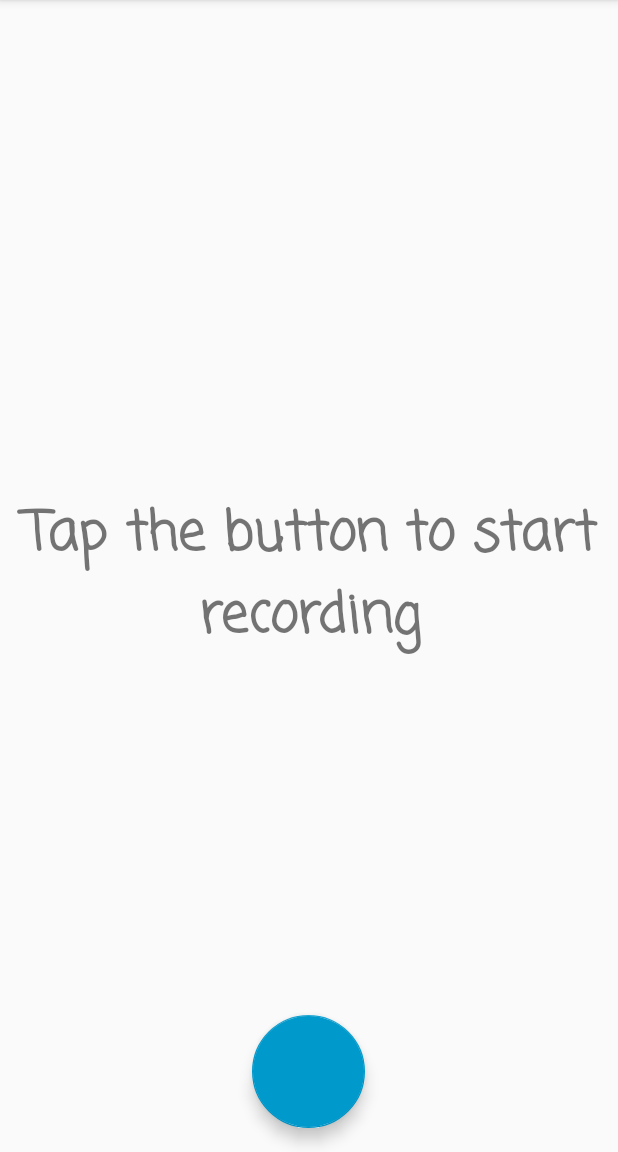
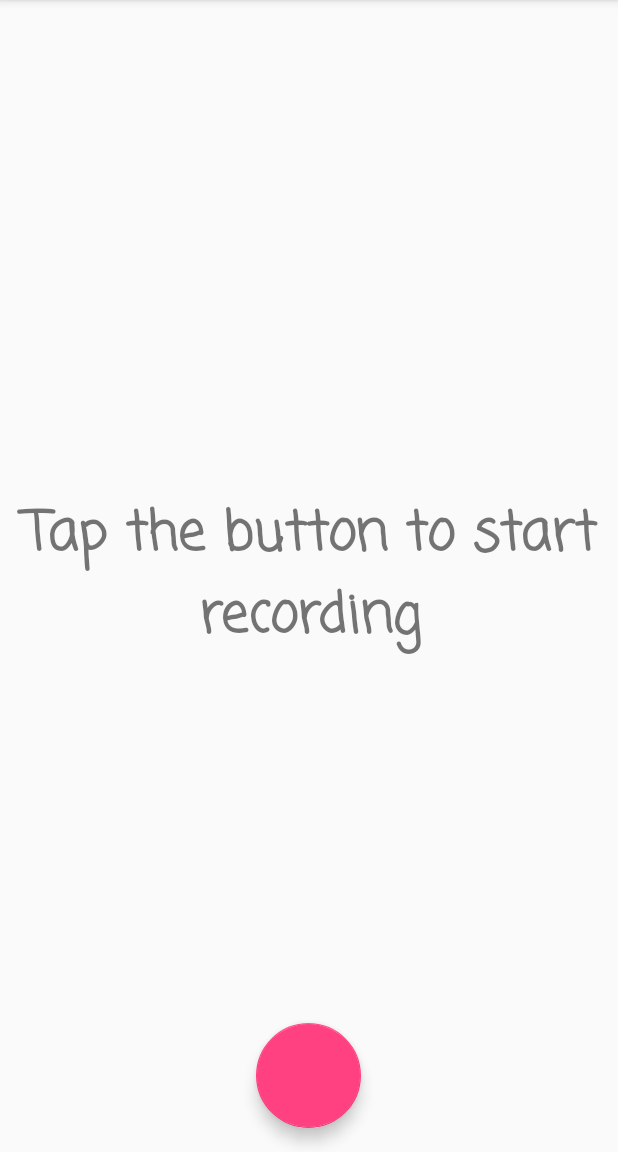
Before and after one commit to andrueastman/VoiceClassifier, an Android app: the screen it shows after launch (MainActivity), on a phone screen of 412 x 824 dp, the part 84-1236 px from its top. Run offline under Robolectric (Android 15) with nearby library versions, the phone set to English and light mode, and no system bars.

Commit message:
Minor changes on the UI

```diff
--- a/app/src/main/res/layout/activity_main.xml
+++ b/app/src/main/res/layout/activity_main.xml
@@ -26,7 +26,7 @@
         android:layout_height="wrap_content"
         android:layout_gravity="bottom|center_horizontal"
         android:layout_margin="@dimen/fab_margin"
-        app:backgroundTint="@android:color/holo_blue_dark"
+        app:backgroundTint="@color/colorAccent"
         app:fabSize="normal" />
 
     <include layout="@layout/content_main" />
--- a/app/src/main/res/values/colors.xml
+++ b/app/src/main/res/values/colors.xml
@@ -2,5 +2,5 @@
 <resources>
     <color name="colorPrimary">#ff212121</color>
     <color name="colorPrimaryDark">#303F9F</color>
-    <color name="colorAccent">#FF4081</color>
+    <color name="colorAccent">#ff4081</color>
 </resources>
--- a/app/src/main/res/values/dimens.xml
+++ b/app/src/main/res/values/dimens.xml
@@ -1,4 +1,4 @@
 <resources>
     <dimen name="fab_margin">16dp</dimen>
-    <dimen name="design_fab_size_normal">75dp</dimen>
+    <dimen name="design_fab_size_normal">70dp</dimen>
 </resources>
--- a/app/src/main/res/values/strings.xml
+++ b/app/src/main/res/values/strings.xml
@@ -4,7 +4,7 @@
     <string name="fab_text">Tap the button to start recording</string>
     <string name="no_internet_available">No Internet Available</string>
     <string name="no_internet_available_extnd">Unable to detect an internet connection. Please turn it on in your network settings.</string>
-    <string name="settings">About</string>
+    <string name="settings">Some Advice</string>
     <string name="dismiss">Dismiss</string>
     <string name="info_message">You are not helpless. You will find your way.</string>
     <string name="welcome_message">A 20 second voice sample will be recorded once you click the button</string>
```
